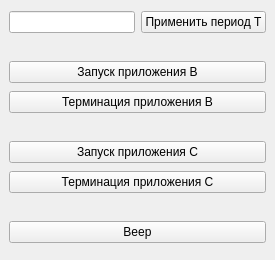
This is src/app-a/main_window.ui in daniilosokin/computer-hardware-components as Qt 5 draws it before an edit. The edited form follows.
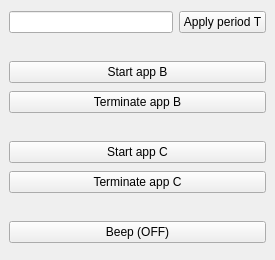
This is the edited form.

What changed in the file:
```diff
--- a/src/app-a/main_window.ui
+++ b/src/app-a/main_window.ui
@@ -41,7 +41,7 @@
 						<item>
 							<widget class="QPushButton" name="applyPeriodButton">
 								<property name="text">
-									<string>Применить период Т</string>
+									<string>Apply period Т</string>
 								</property>
 							</widget>
 						</item>
@@ -69,14 +69,14 @@
 					<item>
 						<widget class="QPushButton" name="startBButton">
 							<property name="text">
-								<string>Запуск приложения B</string>
+								<string>Start app B</string>
 							</property>
 						</widget>
 					</item>
 					<item>
 					<widget class="QPushButton" name="terminateBButton">
 						<property name="text">
-							<string>Терминация приложения B</string>
+							<string>Terminate app B</string>
 						</property>
 					</widget>
 					</item>
@@ -102,14 +102,14 @@
 					<item>
 						<widget class="QPushButton" name="startCButton">
 							<property name="text">
-								<string>Запуск приложения C</string>
+								<string>Start app C</string>
 							</property>
 						</widget>
 					</item>
 					<item>
 						<widget class="QPushButton" name="terminateCButton">
 							<property name="text">
-								<string>Терминация приложения C</string>
+								<string>Terminate app C</string>
 							</property>
 						</widget>
 					</item>
@@ -135,7 +135,7 @@
 					<item>
 						<widget class="QPushButton" name="beepButton">
 							<property name="text">
-								<string>Beep</string>
+								<string>Beep (OFF)</string>
 							</property>
 						</widget>
 					</item>
```
Left out of the diff: 28 changed lines with no effect on the pictures.
